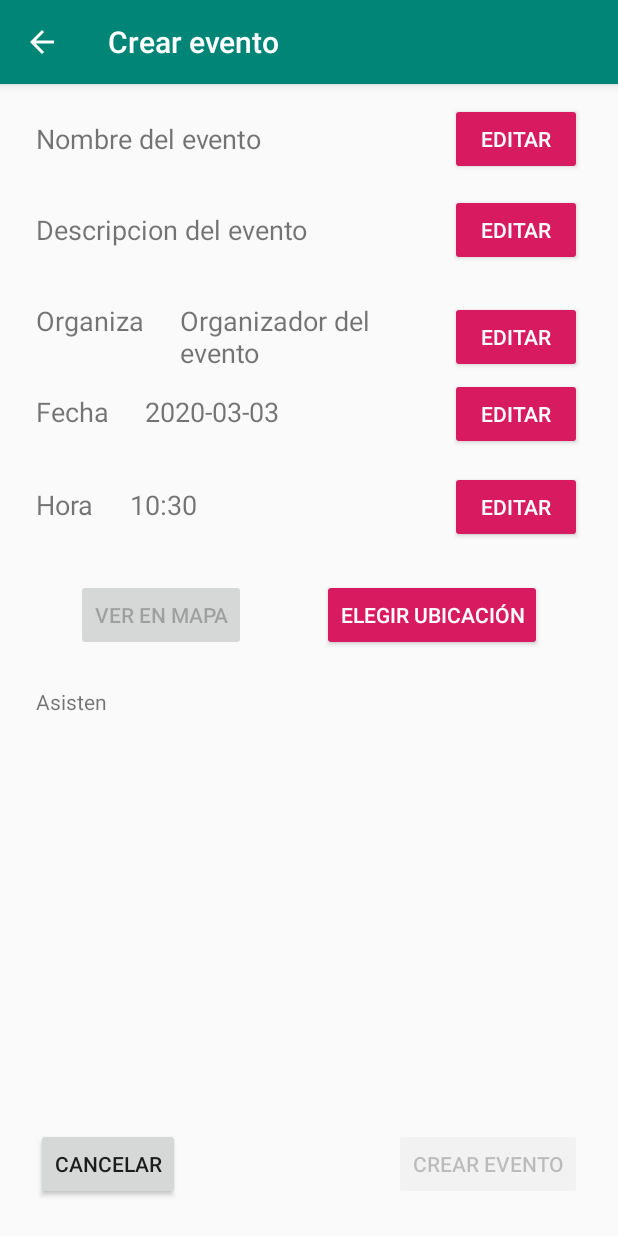
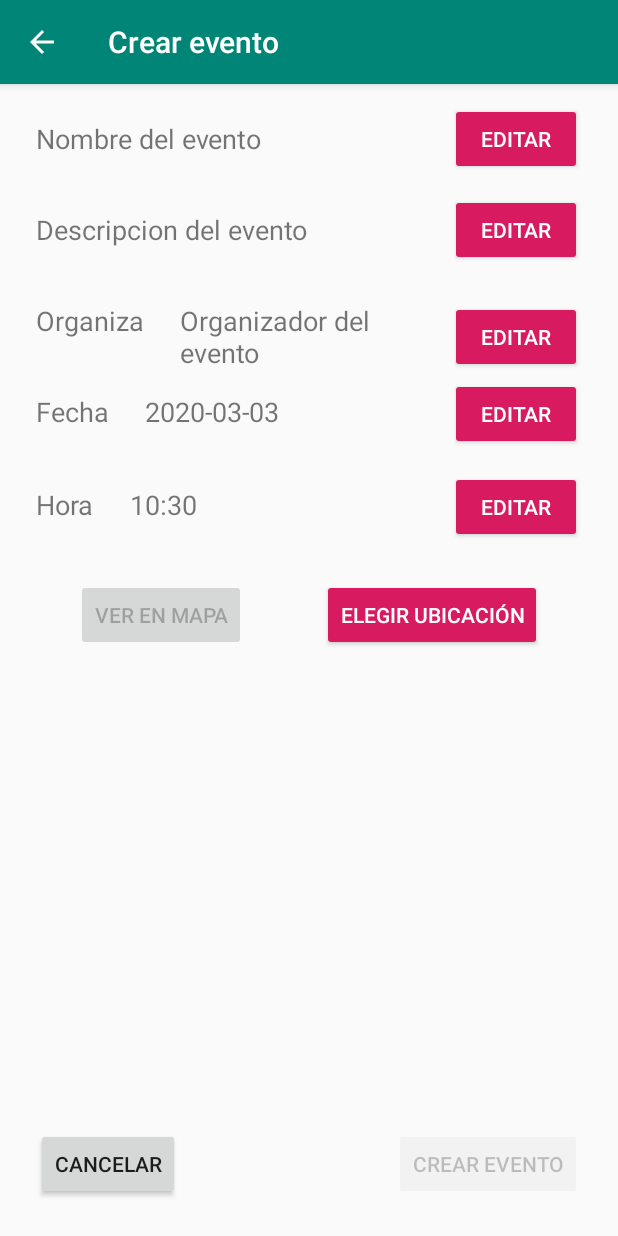
Before and after one commit to jeremiaslagorio/proyecto-dismov, an Android app: the CrearEventoActivity screen opened directly, with no data from a screen before it, on a phone screen of 412 x 824 dp. Run offline under Robolectric (Android 15) with nearby library versions, the phone set to English and light mode, and no system bars.

Commit message:
CrearEventoActvity: Esconder la lista de usuarios

```diff
--- a/app/src/main/java/com/junrrein/proyectofinal/ui/CrearEventoActivity.java
+++ b/app/src/main/java/com/junrrein/proyectofinal/ui/CrearEventoActivity.java
@@ -47,6 +47,8 @@ public class CrearEventoActivity extends AppCompatActivity {
         binding.cancelarDislikeButton.setVisibility(View.GONE);
         binding.eliminarEventoButton.setVisibility(View.GONE);
         binding.crearRecordatorioButton.setVisibility(View.GONE);
+        binding.headerAsisten.setVisibility(View.GONE);
+        binding.listaAsistentes.setVisibility(View.GONE);
 
         binding.verEnMapaButton.setEnabled(false);
         binding.crearEventoButton.setEnabled(false);
```
